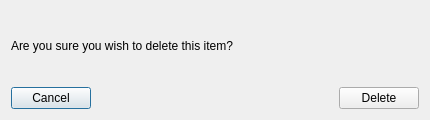
Before: the Qt Designer form src/gui/widgets/schedule/deletedialog.ui in bergamontt/sunflower, drawn with Qt 5.
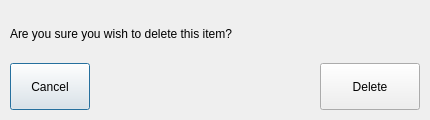
After: the same form once the commit is applied. Icons and pictures are not drawn.

```diff
--- a/src/gui/widgets/schedule/deletedialog.ui
+++ b/src/gui/widgets/schedule/deletedialog.ui
@@ -14,17 +14,53 @@
    <string>Dialog</string>
   </property>
   <layout class="QVBoxLayout" name="verticalLayout">
+   <property name="spacing">
+    <number>5</number>
+   </property>
+   <property name="leftMargin">
+    <number>10</number>
+   </property>
+   <property name="topMargin">
+    <number>10</number>
+   </property>
+   <property name="rightMargin">
+    <number>10</number>
+   </property>
+   <property name="bottomMargin">
+    <number>10</number>
+   </property>
    <item>
     <widget class="QLabel" name="dialogText">
      <property name="text">
       <string>Are you sure you wish to delete this item?</string>
      </property>
+     <property name="wordWrap">
+      <bool>true</bool>
+     </property>
+     <property name="labelClass" stdset="0">
+      <string>h3</string>
+     </property>
     </widget>
    </item>
    <item>
     <layout class="QHBoxLayout" name="dialogFooter">
      <item>
       <widget class="QPushButton" name="cancelButton">
+       <property name="sizePolicy">
+        <sizepolicy hsizetype="Preferred" vsizetype="Preferred">
+         <horstretch>0</horstretch>
+         <verstretch>0</verstretch>
+        </sizepolicy>
+       </property>
+       <property name="minimumSize">
+        <size>
+         <width>80</width>
+         <height>30</height>
+        </size>
+       </property>
+       <property name="cursor">
+        <cursorShape>PointingHandCursor</cursorShape>
+       </property>
        <property name="text">
         <string>Cancel</string>
        </property>
@@ -45,6 +81,21 @@
      </item>
      <item>
       <widget class="QPushButton" name="deleteButton">
+       <property name="sizePolicy">
+        <sizepolicy hsizetype="Preferred" vsizetype="Preferred">
+         <horstretch>0</horstretch>
+         <verstretch>0</verstretch>
+        </sizepolicy>
+       </property>
+       <property name="minimumSize">
+        <size>
+         <width>100</width>
+         <height>30</height>
+        </size>
+       </property>
+       <property name="cursor">
+        <cursorShape>PointingHandCursor</cursorShape>
+       </property>
        <property name="text">
         <string>Delete</string>
        </property>
```
Left out of the diff: 9 changed lines with no effect on the pictures.
